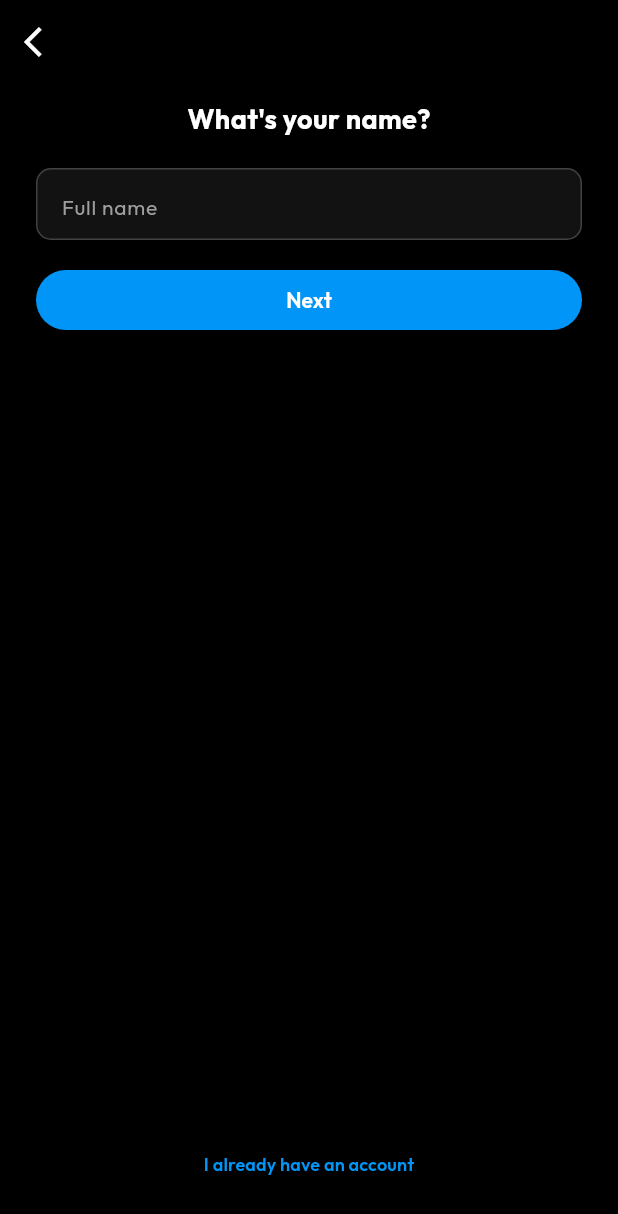
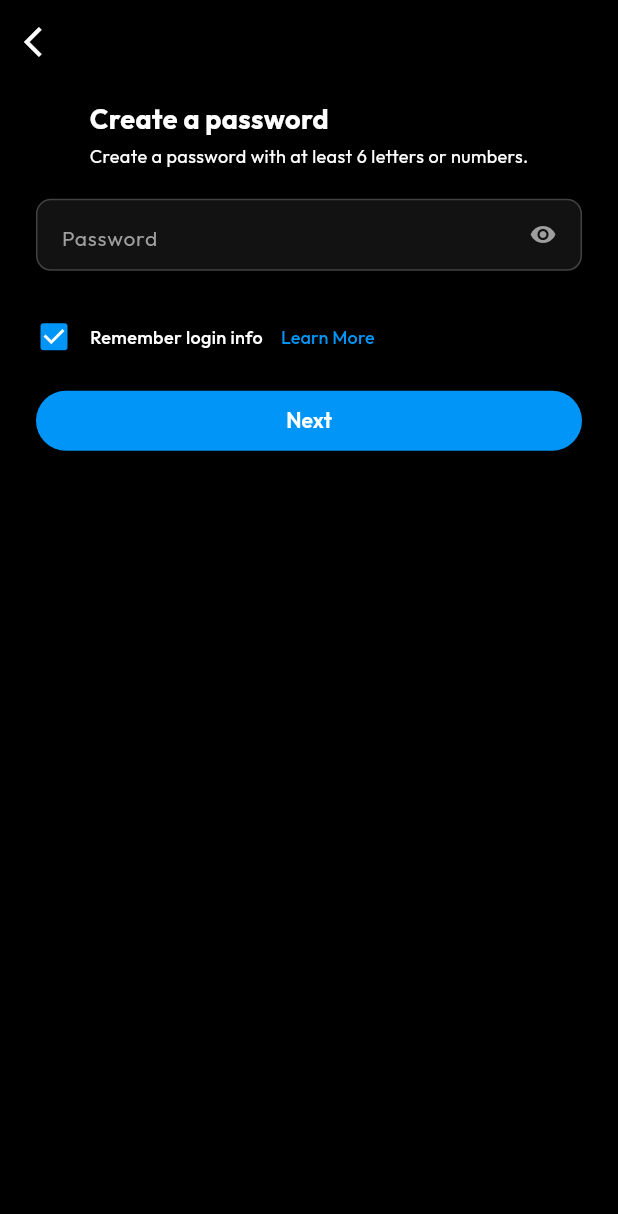
Before and after one commit to VaradSinghal/Instagram, a Flutter app: the NameScreen screen opened directly, after a tap on "Next", on a phone screen of 412 x 824 dp. Shown: the top 1214 px of the screen. Run offline on Flutter 3.47's test engine with Material 3 defaults, Android fonts, the phone set to English and light mode, and no system bars; our stand-ins replace flutter_screenutil, google_fonts; statements that could not run were skipped.

Commit message:
passwordscreen

```diff
--- a/lib/feature/auth/presentation/views/name_screen.dart
+++ b/lib/feature/auth/presentation/views/name_screen.dart
@@ -1,6 +1,7 @@
 import 'package:flutter/material.dart';
 import 'package:google_fonts/google_fonts.dart';
 import 'package:instagram/core/common/widgets/ig_button.dart';
+import 'package:instagram/feature/auth/presentation/views/password_screen.dart';
 import 'package:instagram/feature/auth/presentation/widgets/already_have_account_section.dart';
 
 class NameScreen extends StatefulWidget {
@@ -60,7 +61,19 @@ class _NameScreenState extends State<NameScreen> {
             SizedBox(
               width: double.infinity,
               height: 40,
-              child: IGButton(text: 'Next', onPressed: () {}),
+              child: IGButton(
+                text: 'Next',
+                onPressed: () {
+                  Navigator.push(
+                    context,
+                    MaterialPageRoute(
+                      builder: (context) {
+                        return PasswordScreen();
+                      },
+                    ),
+                  );
+                },
+              ),
             ),
             Spacer(),
 
--- /dev/null
+++ b/lib/feature/auth/presentation/views/password_screen.dart
@@ -0,0 +1,135 @@
+import 'package:flutter/material.dart';
+import 'package:google_fonts/google_fonts.dart';
+import 'package:instagram/core/common/widgets/ig_button.dart';
+import 'package:instagram/core/common/widgets/section_title.dart';
+import 'package:instagram/core/theme/app_colors.dart';
+
+class PasswordScreen extends StatefulWidget {
+  const PasswordScreen({super.key});
+
+  @override
+  State<PasswordScreen> createState() => _PasswordScreenState();
+}
+
+class _PasswordScreenState extends State<PasswordScreen> {
+  final TextEditingController _passwordController = TextEditingController();
+  bool _savePasswordState = true;
+  bool _obscureText = true;
+  @override
+  Widget build(BuildContext context) {
+    return Scaffold(
+      appBar: AppBar(
+        elevation: 0,
+        leading: IconButton(
+          onPressed: () => Navigator.pop(context),
+          icon: Icon(Icons.arrow_back_ios, color: Colors.white),
+        ),
+      ),
+      body: Padding(
+        padding: EdgeInsets.symmetric(horizontal: 24),
+        child: Column(
+          children: [
+            const SizedBox(height: 10),
+            SectionTitle(
+              title: 'Create a password',
+              subtitle: 'Create a password with at least 6 letters or numbers.',
+            ),
+            const SizedBox(height: 20),
+
+            Container(
+              height: 48,
+              padding: EdgeInsets.symmetric(horizontal: 16),
+              decoration: BoxDecoration(
+                color: Color(0xff121212),
+                borderRadius: BorderRadius.circular(10),
+                border: Border.all(color: Colors.grey.shade800),
+              ),
+              child: Row(
+                children: [
+                  Expanded(
+                    child: TextField(
+                      controller: _passwordController,
+                      style: GoogleFonts.outfit(color: Colors.white),
+                      obscureText: _obscureText,
+                      decoration: InputDecoration(
+                        hintText: 'Password',
+                        hintStyle: GoogleFonts.outfit(
+                          color: Colors.grey,
+                          fontSize: 14,
+                        ),
+                        border: InputBorder.none,
+                      ),
+                    ),
+                  ),
+                  GestureDetector(
+                    onTap: () {
+                      setState(() {
+                        _obscureText = !_obscureText;
+                      });
+                    },
+                    child: Icon(
+                      _obscureText ? Icons.visibility : Icons.visibility_off,
+                      size: 18,
+                      color: Colors.grey,
+                    ),
+                  ),
+                ],
+              ),
+            ),
+
+            const SizedBox(height: 20),
+            Row(
+              children: [
+                SizedBox(
+                  height: 24,
+                  width: 24,
+                  child: Checkbox(
+                    value: _savePasswordState,
+                    onChanged: (value) {
+                      setState(() {
+                        _savePasswordState = value ?? true;
+                      });
+                    },
+                    activeColor: AppColors.blue,
+                    checkColor: Colors.white,
+                    side: BorderSide(color: Colors.grey.shade600, width: 2),
+                  ),
+                ),
+                const SizedBox(width: 12),
+                Text(
+                  'Remember login info',
+                  style: GoogleFonts.outfit(
+                    color: Colors.white,
+                    fontSize: 12,
+                    fontWeight: FontWeight.w500,
+                  ),
+                ),
+
+                TextButton(
+                  onPressed: () {},
+                  child: Text(
+                    'Learn More',
+                    style: GoogleFonts.outfit(
+                      fontSize: 12,
+                      fontWeight: FontWeight.w500,
+                      color: AppColors.blue,
+                    ),
+                  ),
+                ),
+              ],
+            ),
+
+            const SizedBox(height: 12,),
+            SizedBox(
+              width: double.infinity,
+              height: 40,
+              child: IGButton(text: 'Next', onPressed: (){
+
+              }),
+            )
+          ],
+        ),
+      ),
+    );
+  }
+}
```
